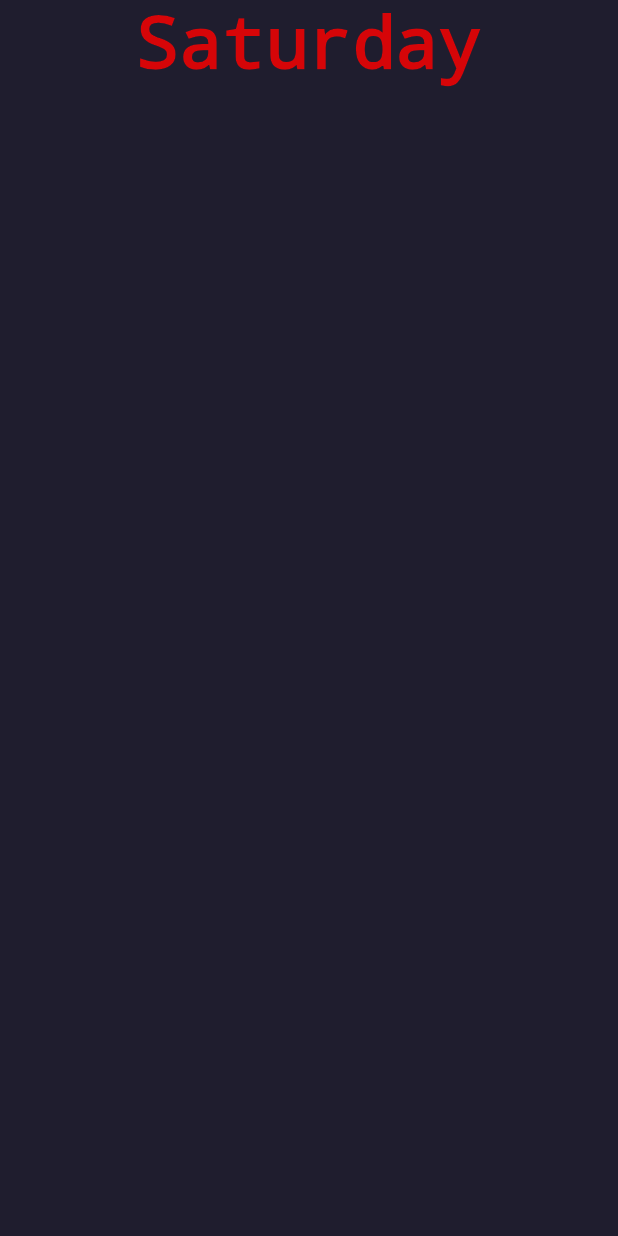
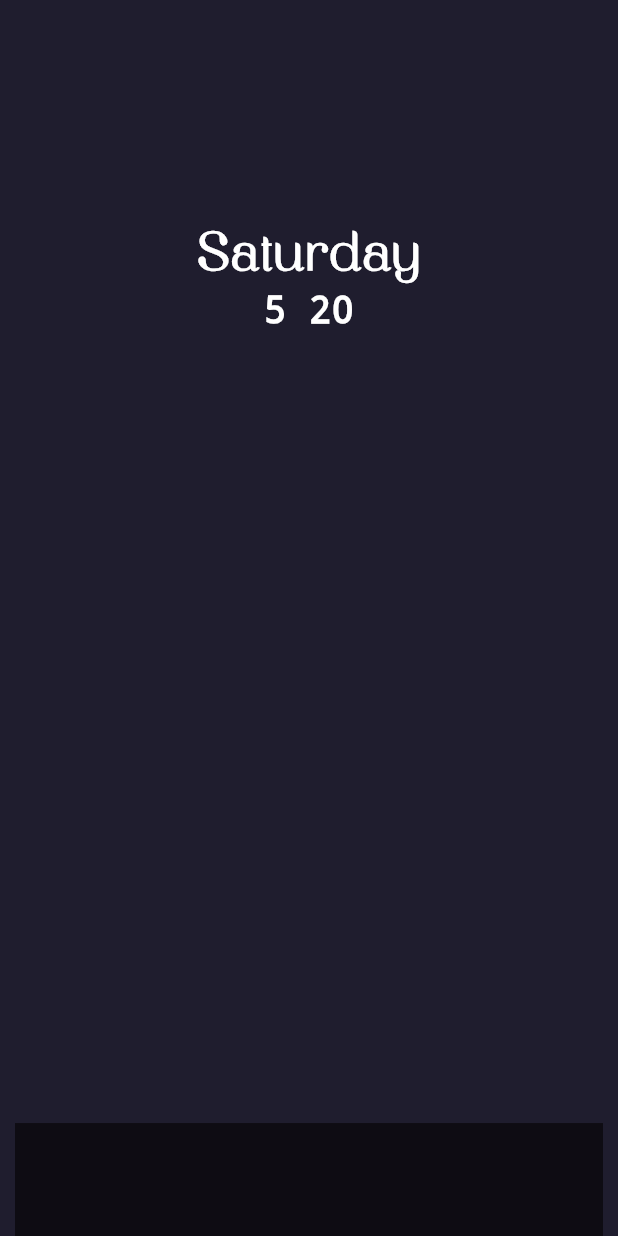
Before and after one commit to RotenKiwi/TaleHub, a Flutter app: the screen it shows after launch, after a tap on "Shake Things Up", on a phone screen of 412 x 824 dp. Run offline on Flutter 3.47's test engine with Material 2 defaults, Android fonts, the phone set to English and light mode, and no system bars.

Commit message:
HomeScreen
Orientation of the date and day part of the UI

```diff
--- a/lib/Screens/HomeScreen.dart
+++ b/lib/Screens/HomeScreen.dart
@@ -7,13 +7,46 @@ class Home extends StatelessWidget {
 
   @override
   Widget build(BuildContext context) {
-    var day = DateTime.now().weekday;
+    var day = DateTime.now();
     return Container(
       color: bgColor,
-      child: Column(
-        children: [
-          Text(weekday(day), style: TextStyle(decoration: TextDecoration.none),),
-        ],
+      child: Padding(
+        padding: const EdgeInsets.symmetric(horizontal: 10.0),
+        child: Column(
+          children: [
+            Spacer(flex: 2,),
+            Column(
+              children: [
+                Text(
+                  weekday(day.weekday),
+                  style: const TextStyle(
+                    decoration: TextDecoration.none,
+                    fontFamily: 'Breath',
+                    color: Colors.white,
+                    fontSize: 35,
+                  ),
+                ),
+                Text(
+                  '${day.month} ${day.day}',
+                  style: const TextStyle(
+                    decoration: TextDecoration.none,
+                    //fontFamily: 'Breath',
+                    color: Colors.white,
+                    fontSize: 25,
+                  ),
+                ),
+              ],
+            ),
+            Spacer(flex: 7,),
+            Expanded(
+              flex: 1,
+              child: Container(
+                height: 30,
+                color: navColor,
+              ),
+            )
+          ],
+        ),
       ),
     );
   }
```
